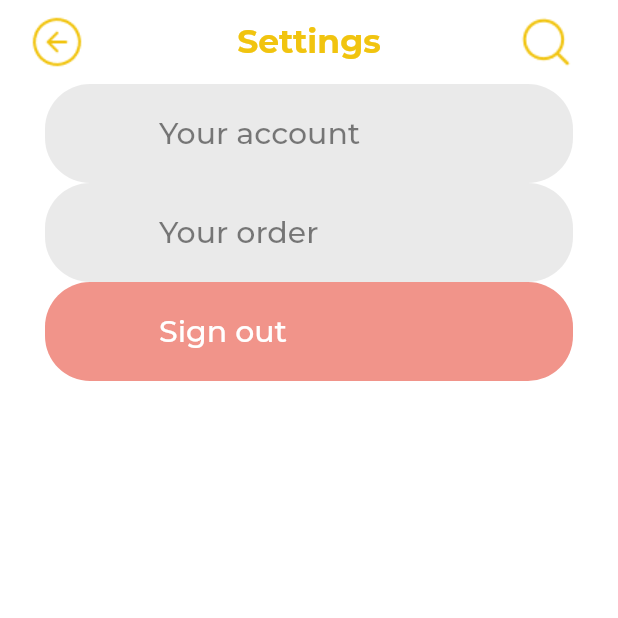
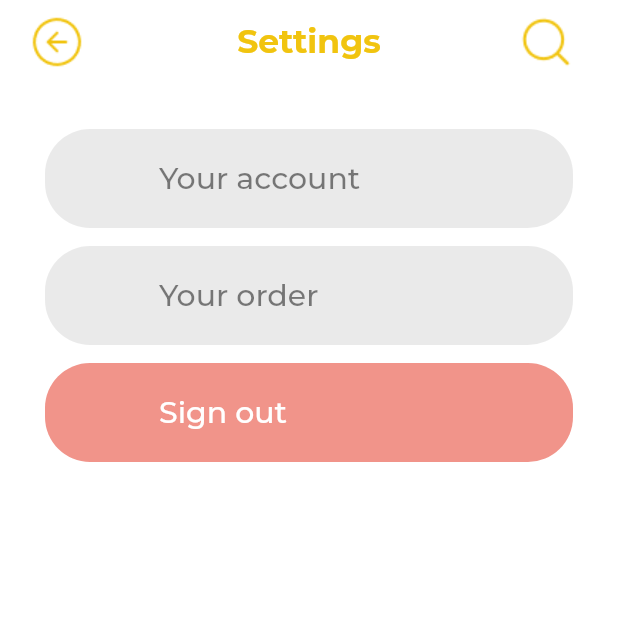
Before and after one commit to Gegerout/shopping_app, a Flutter app: the SettingsPage screen opened directly, on a phone screen of 412 x 824 dp, the top half of it. Run offline on Flutter 3.47's test engine with Material 2 defaults, Android fonts, the phone set to English and light mode, and no system bars; our stand-ins replace dio, dots_indicator, flutter_riverpod, google_fonts.

Commit message:
home screen update

```diff
--- a/lib/home/presentation/pages/settings_page.dart
+++ b/lib/home/presentation/pages/settings_page.dart
@@ -40,6 +40,7 @@ class SettingsPage extends StatelessWidget {
           padding: const EdgeInsets.only(left: 30, right: 30),
           child: Column(
             children: [
+              const SizedBox(height: 30,),
               SizedBox(
                 width: double.infinity,
                 height: 66,
@@ -64,6 +65,7 @@ class SettingsPage extends StatelessWidget {
                       ),
                     )),
               ),
+              const SizedBox(height: 12,),
               SizedBox(
                 width: double.infinity,
                 height: 66,
@@ -88,6 +90,7 @@ class SettingsPage extends StatelessWidget {
                       ),
                     )),
               ),
+              const SizedBox(height: 12,),
               SizedBox(
                 width: double.infinity,
                 height: 66,
```
